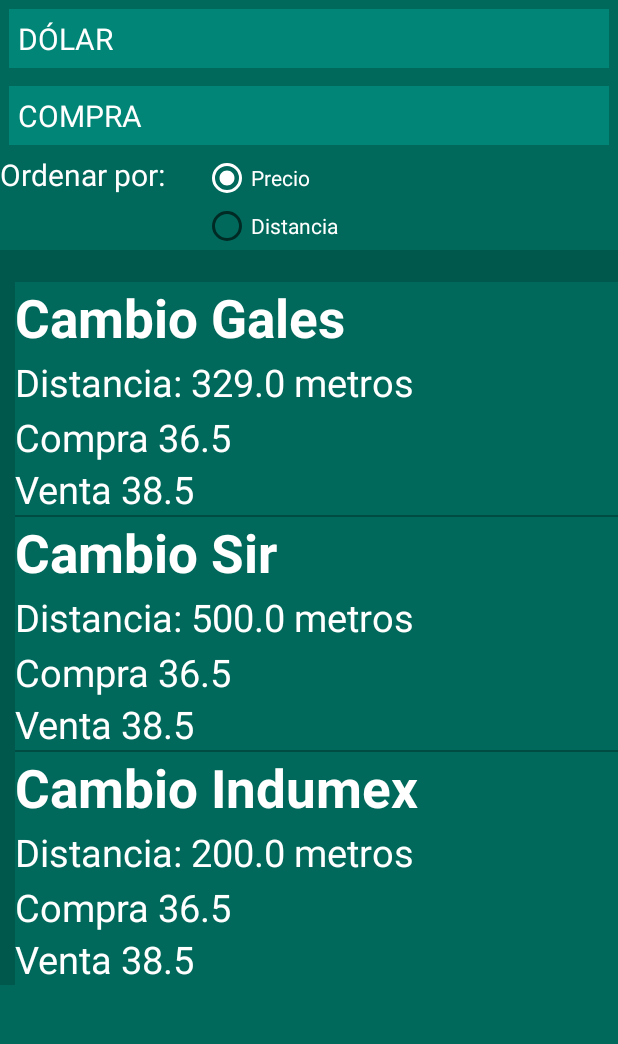
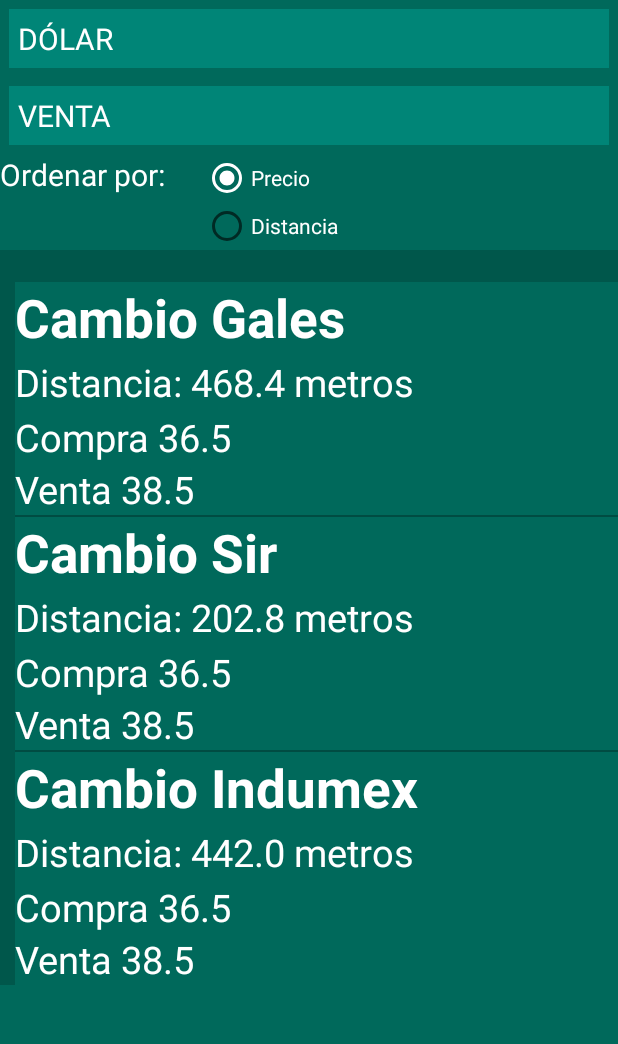
Before and after one commit to brunomaiese/cotizacionescliente, an Android app: the screen it shows after launch (MainActivity), on a phone screen of 412 x 824 dp, the part 84-1128 px from its top. Run offline under Robolectric (Android 15) with nearby library versions, the phone set to English and light mode, and no system bars.

```diff
--- a/app/src/main/AndroidManifest.xml
+++ b/app/src/main/AndroidManifest.xml
@@ -28,13 +28,15 @@
             android:name=".actividades.MainActivity"
             android:label="@string/app_name"
             android:theme="@style/AppTheme.NoActionBar">
+
+        </activity>
+        <activity android:name=".actividades.SplashActivity">
             <intent-filter>
                 <action android:name="android.intent.action.MAIN" />
 
                 <category android:name="android.intent.category.LAUNCHER" />
             </intent-filter>
         </activity>
-        <activity android:name=".actividades.SplashActivity"></activity>
         <!--
              The API key for Google Maps-based APIs is defined as a string resource.
              (See the file "res/values/google_maps_api.xml").
--- a/app/src/main/java/com/webir/cotizacionesuy/actividades/MainActivity.java
+++ b/app/src/main/java/com/webir/cotizacionesuy/actividades/MainActivity.java
@@ -1,6 +1,10 @@
 package com.webir.cotizacionesuy.actividades;
 
+import android.app.Dialog;
+import android.app.ProgressDialog;
+import android.os.AsyncTask;
 import android.os.Bundle;
+import android.support.v7.app.AlertDialog;
 import android.support.v7.app.AppCompatActivity;
 import android.support.v7.widget.Toolbar;
 import android.view.Menu;
@@ -9,6 +13,8 @@ import android.view.View;
 import android.widget.AdapterView;
 import android.widget.ArrayAdapter;
 import android.widget.ListView;
+import android.widget.RadioButton;
+import android.widget.RadioGroup;
 import android.widget.Spinner;
 
 import com.webir.cotizacionesuy.R;
@@ -17,8 +23,13 @@ import com.webir.cotizacionesuy.adapters.CotizacionAdapter2;
 import com.webir.cotizacionesuy.dtypes.CasaCambiariaItem;
 import com.webir.cotizacionesuy.dtypes.CasaCambiariaItem2;
 import com.webir.cotizacionesuy.dtypes.RespuestaCotizaciones;
+import com.webir.cotizacionesuy.utils.CompraComparator;
+import com.webir.cotizacionesuy.utils.DistanciaComparator;
+import com.webir.cotizacionesuy.utils.VentaComparator;
 
 import java.util.ArrayList;
+import java.util.Collection;
+import java.util.Collections;
 import java.util.List;
 
 public class MainActivity extends AppCompatActivity {
@@ -30,6 +41,10 @@ public class MainActivity extends AppCompatActivity {
     private CotizacionAdapter2 mCotizacionAdapter2;
     private List<CasaCambiariaItem> mCasaCambiariaItems;
     private List<CasaCambiariaItem2> mCasaCambiariaItems2;
+    public static Dialog mProgressDialog;
+    private RadioGroup radioGroupOrden;
+    private RadioButton radioOrden;
+    private String criterioOrden = "PRECIO";
 
     @Override
     protected void onCreate(Bundle savedInstanceState) {
@@ -52,7 +67,6 @@ public class MainActivity extends AppCompatActivity {
         spinnerArrayAdapter.setDropDownViewResource(R.layout.spinner_item);
         mAcciones.setAdapter(spinnerArrayAdapter2);
         mListView = (ListView) findViewById(R.id.listCotizaciones);
-        obtenerCotizaciones();
 
         mMonedas.setOnItemSelectedListener(new AdapterView.OnItemSelectedListener() {
             @Override
@@ -66,10 +80,39 @@ public class MainActivity extends AppCompatActivity {
             }
 
         });
+        mAcciones.setOnItemSelectedListener(new AdapterView.OnItemSelectedListener() {
+            @Override
+            public void onItemSelected(AdapterView<?> parentView, View selectedItemView, int position, long id) {
+                obtenerCotizaciones();
+            }
+
+            @Override
+            public void onNothingSelected(AdapterView<?> parentView) {
+                // your code here
+            }
+
+        });
+        radioGroupOrden = (RadioGroup) findViewById(R.id.radioOrden);
+        radioOrden = (RadioButton) radioGroupOrden.findViewById(radioGroupOrden.getCheckedRadioButtonId());
+
+        radioGroupOrden.setOnCheckedChangeListener(new RadioGroup.OnCheckedChangeListener() {
+            public void onCheckedChanged(RadioGroup group, int checkedId) {
+                if (checkedId == R.id.radioDistancia) {
+                    criterioOrden = "DISTANCIA";
+                } else {
+                    criterioOrden = "PRECIO";
+                }
+                obtenerCotizaciones();
+            }
+        });
+        obtenerCotizaciones();
+
 
     }
 
     private void obtenerCotizaciones() {
+
+
         RespuestaCotizaciones r1 = new RespuestaCotizaciones();
         r1.setArgentinoCompraGales(0.35);
         r1.setArgentinoCompraIndumex(0.35);
@@ -77,9 +120,9 @@ public class MainActivity extends AppCompatActivity {
         r1.setArgentinoVentaGales(0.85);
         r1.setArgentinoVentaIndumex(0.85);
         r1.setArgentinoVentaSir(0.90);
-        r1.setDistanciaGales(329);
-        r1.setDistanciaIndumex(200);
-        r1.setDistanciaSir(500);
+        r1.setDistanciaGales(468.4);
+        r1.setDistanciaIndumex(442);
+        r1.setDistanciaSir(202.8);
         r1.setDolarCompraGales(36.50);
         r1.setDolarCompraIndumex(36.50);
         r1.setDolarCompraSir(36.50);
@@ -98,6 +141,13 @@ public class MainActivity extends AppCompatActivity {
         r1.setEuroVentaGales(43.40);
         r1.setEuroVentaIndumex(43.15);
         r1.setEuroVentaSir(43.50);
+        r1.setLatitudGales(-56.20557163231187);
+        r1.setLongitudGales(-34.90665589381983);
+        r1.setLatitudIndumex(-56.20582739262713);
+        r1.setLongitudIndumex(-34.906774339155675);
+        r1.setLatitudSir(-56.2082357);
+        r1.setLongitudSir(-34.9074196);
+
         //obtenerCasaCambiariaItems(r1);
         obtenerCasaCambiariaItems2(r1);
 
@@ -165,9 +215,20 @@ public class MainActivity extends AppCompatActivity {
             }
             break;
         }
+
         mCasaCambiariaItems2.add(gales);
         mCasaCambiariaItems2.add(sir);
         mCasaCambiariaItems2.add(indumex);
+        String accion = mAcciones.getSelectedItem().toString();
+        if (criterioOrden.equals("PRECIO")) {
+            if (accion.equals("VENTA")) {
+                Collections.sort(mCasaCambiariaItems2, new VentaComparator());
+            } else {
+                Collections.sort(mCasaCambiariaItems2, new CompraComparator());
+            }
+        }else{
+            Collections.sort(mCasaCambiariaItems2, new DistanciaComparator());
+        }
         mCotizacionAdapter2 = new CotizacionAdapter2(MainActivity.this, mCasaCambiariaItems2);
         mListView.setAdapter(mCotizacionAdapter2);
         mCotizacionAdapter2.notifyDataSetChanged();
@@ -250,6 +311,8 @@ public class MainActivity extends AppCompatActivity {
     }
 
 
+
+
       /*  Call<RespuestaCotizaciones> a = PDAService.getPDAService().prueba();
         a.enqueue(new Callback<RespuestaCotizaciones>() {
             @Override
--- a/app/src/main/java/com/webir/cotizacionesuy/actividades/MapsActivity.java
+++ b/app/src/main/java/com/webir/cotizacionesuy/actividades/MapsActivity.java
@@ -41,7 +41,7 @@ public class MapsActivity extends FragmentActivity implements OnMapReadyCallback
 
         // Add a marker in Sydney and move the camera
         // LatLng latLng = new LatLng(mLatitud.doubleValue(), mLongitud.doubleValue());
-        LatLng latLng = new LatLng(-34.883662, -56.180176);
+        LatLng latLng = new LatLng(-34.90665589381983, -56.20557163231187);
         mMap.addMarker(new MarkerOptions().position(latLng).title("Marker"));
         mMap.moveCamera(CameraUpdateFactory.newLatLng(latLng));
         mMap.animateCamera(CameraUpdateFactory.newLatLngZoom(latLng, 15.0f));
--- a/app/src/main/java/com/webir/cotizacionesuy/actividades/SplashActivity.java
+++ b/app/src/main/java/com/webir/cotizacionesuy/actividades/SplashActivity.java
@@ -9,7 +9,7 @@ import com.webir.cotizacionesuy.R;
 
 public class SplashActivity extends AppCompatActivity {
 
-    private static final int SPLASH_DURATION = 2 * 1000;
+    private static final int SPLASH_DURATION = 2 * 100;
 
     @Override
     protected void onCreate(Bundle savedInstanceState) {
--- /dev/null
+++ b/app/src/main/java/com/webir/cotizacionesuy/utils/VentaComparator.java
@@ -0,0 +1,14 @@
+package com.webir.cotizacionesuy.utils;
+
+import com.webir.cotizacionesuy.dtypes.CasaCambiariaItem2;
+
+import java.util.Comparator;
+
+public class VentaComparator implements Comparator<CasaCambiariaItem2> {
+    @Override
+    public int compare(CasaCambiariaItem2 c1, CasaCambiariaItem2 c2) {
+        Double d1 = new Double(c1.getVenta());
+        Double d2 = new Double(c2.getVenta());
+        return d1.compareTo(d2);
+    }
+}
--- a/app/src/main/res/layout/content_main.xml
+++ b/app/src/main/res/layout/content_main.xml
@@ -50,13 +50,13 @@
                 android:layout_height="wrap_content" />
             <RadioGroup
                 android:paddingLeft="25dp"
-                android:id="@+id/radioSex"
+                android:id="@+id/radioOrden"
                 android:layout_width="wrap_content"
                 android:layout_height="wrap_content" >
 
                 <RadioButton
                     android:textColor="@color/colorBlanco"
-                    android:id="@+id/radioMale"
+                    android:id="@+id/radioPrecio"
                     android:layout_width="wrap_content"
                     android:layout_height="wrap_content"
                     android:text="Precio"
@@ -64,7 +64,7 @@
 
                 <RadioButton
                     android:textColor="@color/colorBlanco"
-                    android:id="@+id/radioFemale"
+                    android:id="@+id/radioDistancia"
                     android:layout_width="wrap_content"
                     android:layout_height="wrap_content"
                     android:text="Distancia" />
--- a/app/src/main/res/values/strings.xml
+++ b/app/src/main/res/values/strings.xml
@@ -9,8 +9,8 @@
         <item>EURO</item>
     </string-array>
     <string-array name="acciones">
+        <item>VENTA</item>
         <item>COMPRA</item>
-        <item>VENTA</item>
     </string-array>
 
 </resources>
```
Also changed, not shown: app/src/main/java/com/webir/cotizacionesuy/utils/CompraComparator.java (added, +14 -0 lines), app/src/main/java/com/webir/cotizacionesuy/utils/DistanciaComparator.java (added, +14 -0 lines), app/src/main/res/layout/progress_obtener_cotizaciones.xml (added, +22 -0 lines).
